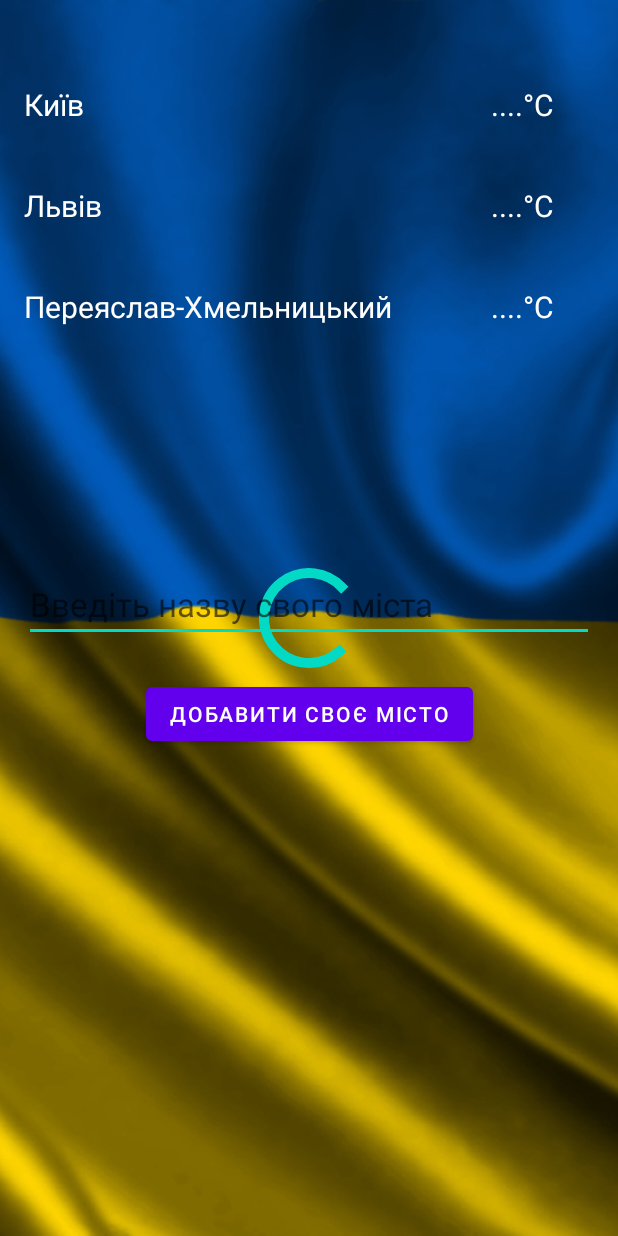
After one commit to seriousesem/CurrentWeather, an Android app: the layout activity_weather.xml on its own in the app's theme, with its tools: preview values and no code run, on a phone screen of 412 x 824 dp. The commit adds this screen. Run offline under Robolectric (Android 15) with nearby library versions, the phone set to English and light mode, and no system bars.

Commit message:
created weatherViewModel

```diff
--- a/app/build.gradle
+++ b/app/build.gradle
@@ -68,6 +68,7 @@ dependencies {
     // Swipe Refresh
     implementation "androidx.swiperefreshlayout:swiperefreshlayout:$rootProject.swipeRefresh"
 
+    implementation 'androidx.fragment:fragment-ktx:1.4.1'
     implementation 'androidx.core:core-ktx:1.7.0'
     implementation 'androidx.appcompat:appcompat:1.4.1'
     implementation 'com.google.android.material:material:1.5.0'
--- a/app/src/main/java/com/serioussem/currentweather/data/cache/WeatherDataBase.kt
+++ b/app/src/main/java/com/serioussem/currentweather/data/cache/WeatherDataBase.kt
@@ -6,7 +6,8 @@ import com.serioussem.currentweather.data.model.DataBaseModel
 
 @Database(
     entities = [DataBaseModel::class],
-    version = 1
+    version = 1,
+    exportSchema = false
 )
 abstract class WeatherDataBase : RoomDatabase() {
     abstract fun weatherDao(): WeatherDao
--- a/app/src/main/java/com/serioussem/currentweather/data/cloud/CloudDataSource.kt
+++ b/app/src/main/java/com/serioussem/currentweather/data/cloud/CloudDataSource.kt
@@ -16,8 +16,8 @@ class CloudDataSource @Inject constructor(
             val response = weatherApi.fetchWeather(city = city)
             val responseBody = response.body()
             if (response.isSuccessful && responseBody != null){
-                val temperature = responseBody.main.temperature
-                BaseResult.Success(WeatherModel(city = city, temperature = temperature))
+                val weather = WeatherModel(city = city, temperature = responseBody.main.temperature)
+                BaseResult.Success(weather)
             }else {
                 BaseResult.Error(Failure(response.code(), response.message()))
             }
--- a/app/src/main/java/com/serioussem/currentweather/domain/core/BaseResult.kt
+++ b/app/src/main/java/com/serioussem/currentweather/domain/core/BaseResult.kt
@@ -2,6 +2,6 @@ package com.serioussem.currentweather.domain.core
 
 sealed class BaseResult<out T: Any, out E: Any> {
 
-    data class Success<T: Any>(private val data: T): BaseResult<T, Nothing>()
-    data class Error<E: Any>(private val error: E): BaseResult<Nothing, E>()
+    data class Success<T: Any>(val data: T): BaseResult<T, Nothing>()
+    data class Error<E: Any>(val error: E): BaseResult<Nothing, E>()
 }
--- a/app/src/main/java/com/serioussem/currentweather/domain/core/Failure.kt
+++ b/app/src/main/java/com/serioussem/currentweather/domain/core/Failure.kt
@@ -1,6 +1,6 @@
 package com.serioussem.currentweather.domain.core
 
 data class Failure(
-    private val code: Int,
-    private val message: String
+    val code: Int,
+    val message: String
 )
--- a/app/src/main/java/com/serioussem/currentweather/domain/model/WeatherModel.kt
+++ b/app/src/main/java/com/serioussem/currentweather/domain/model/WeatherModel.kt
@@ -2,6 +2,6 @@ package com.serioussem.currentweather.domain.model
 
 
 data class WeatherModel(
-    private val city: String,
-    private val temperature: Double
+    private val city: String = "",
+    private val temperature: Double = 0.0
 )
--- /dev/null
+++ b/app/src/main/res/layout/activity_weather.xml
@@ -0,0 +1,180 @@
+<?xml version="1.0" encoding="utf-8"?>
+
+<androidx.swiperefreshlayout.widget.SwipeRefreshLayout xmlns:android="http://schemas.android.com/apk/res/android"
+    xmlns:app="http://schemas.android.com/apk/res-auto"
+    xmlns:tools="http://schemas.android.com/tools"
+    android:id="@+id/swipe_refresh_container"
+    android:layout_width="match_parent"
+    android:layout_height="match_parent">
+
+    <androidx.constraintlayout.widget.ConstraintLayout
+        android:id="@+id/main_container"
+        android:layout_width="match_parent"
+        android:layout_height="match_parent"
+        android:background="@drawable/ukraine_logo"
+        android:padding="@dimen/margin_16dp"
+        tools:context=".presentation.screen.WeatherActivity">
+
+        <ProgressBar
+            android:id="@+id/progress_bar"
+            android:layout_width="80dp"
+            android:layout_height="80dp"
+
+            app:layout_constraintBottom_toBottomOf="parent"
+            app:layout_constraintEnd_toEndOf="parent"
+            app:layout_constraintStart_toStartOf="parent"
+            app:layout_constraintTop_toTopOf="parent" />
+
+        <androidx.constraintlayout.widget.ConstraintLayout
+            android:id="@+id/content_container"
+            android:layout_width="match_parent"
+            android:layout_height="match_parent"
+            android:visibility="visible"
+            app:layout_constraintBottom_toBottomOf="parent"
+            app:layout_constraintEnd_toEndOf="parent"
+            app:layout_constraintStart_toStartOf="parent"
+            app:layout_constraintTop_toTopOf="parent">
+
+            <LinearLayout
+                android:id="@+id/first_sity_container"
+                android:layout_width="match_parent"
+                android:layout_height="wrap_content"
+                android:layout_marginVertical="@dimen/margin_40dp"
+                android:orientation="horizontal"
+                app:layout_constraintEnd_toEndOf="parent"
+                app:layout_constraintStart_toStartOf="parent"
+                app:layout_constraintTop_toTopOf="parent">
+
+                <TextView
+                    android:id="@+id/first_city_name"
+                    android:layout_width="0dp"
+                    android:layout_height="wrap_content"
+                    android:layout_weight="3"
+                    android:text="@string/first_sity_name"
+                    android:textColor="@color/white"
+                    android:textSize="@dimen/font_size_20sp"
+                    app:layout_constraintBaseline_toBaselineOf="@+id/text_first_city_temperature"
+                    app:layout_constraintEnd_toStartOf="@+id/first_sity_weather_logo"
+                    app:layout_constraintStart_toStartOf="parent" />
+
+                <TextView
+                    android:id="@+id/text_first_city_temperature"
+                    android:layout_width="0dp"
+                    android:layout_height="wrap_content"
+                    android:layout_weight="1"
+                    android:gravity="center"
+                    android:text="@string/temperature"
+                    android:textColor="@color/white"
+                    android:textSize="@dimen/font_size_20sp"
+                    app:layout_constraintEnd_toEndOf="@+id/text_second_city_temperature"
+                    app:layout_constraintStart_toEndOf="@+id/first_city_name"
+                    app:layout_constraintTop_toTopOf="@+id/first_sity_weather_logo" />
+
+            </LinearLayout>
+
+            <LinearLayout
+                android:id="@+id/second_sity_container"
+                android:layout_width="match_parent"
+                android:layout_height="wrap_content"
+                android:layout_marginVertical="@dimen/margin_40dp"
+                android:orientation="horizontal"
+                app:layout_constraintEnd_toEndOf="parent"
+                app:layout_constraintStart_toStartOf="parent"
+                app:layout_constraintTop_toBottomOf="@+id/first_sity_container">
+
+                <TextView
+                    android:id="@+id/second_city_name"
+                    android:layout_width="0dp"
+                    android:layout_height="wrap_content"
+                    android:layout_weight="3"
+                    android:text="@string/second_sity_name"
+                    android:textColor="@color/white"
+                    android:textSize="@dimen/font_size_20sp"
+                    app:layout_constraintBaseline_toBaselineOf="@+id/text_second_city_temperature"
+                    app:layout_constraintEnd_toStartOf="@+id/second_sity_weather_logo"
+                    app:layout_constraintStart_toStartOf="parent" />
+
+                <TextView
+                    android:id="@+id/text_second_city_temperature"
+                    android:layout_width="0dp"
+                    android:layout_height="wrap_content"
+                    android:layout_weight="1"
+                    android:gravity="center"
+                    android:text="@string/temperature"
+                    android:textColor="@color/white"
+                    android:textSize="@dimen/font_size_20sp"
+                    app:layout_constraintEnd_toEndOf="@+id/user_sity_temperature"
+                    app:layout_constraintStart_toEndOf="@+id/second_city_name"
+                    app:layout_constraintTop_toTopOf="@+id/second_sity_weather_logo" />
+
+            </LinearLayout>
+
+            <LinearLayout
+                android:id="@+id/user_sity_container"
+                android:layout_width="match_parent"
+                android:layout_height="wrap_content"
+                android:layout_marginVertical="@dimen/margin_40dp"
+                android:orientation="horizontal"
+                app:layout_constraintEnd_toEndOf="parent"
+                app:layout_constraintStart_toStartOf="parent"
+                app:layout_constraintTop_toBottomOf="@+id/second_sity_container">
+
+                <TextView
+                    android:id="@+id/text_custom_city"
+                    android:layout_width="0dp"
+                    android:layout_height="wrap_content"
+                    android:layout_weight="3"
+                    android:text="@string/user_sity_name"
+                    android:textColor="@color/white"
+                    android:textSize="@dimen/font_size_20sp"
+                    app:layout_constraintBaseline_toBaselineOf="@+id/user_sity_temperature"
+                    app:layout_constraintEnd_toStartOf="@+id/image_weather"
+                    app:layout_constraintStart_toStartOf="parent"
+                    tools:text="Переяслав-Хмельницький" />
+
+                <TextView
+                    android:id="@+id/text_custom_city_temperature"
+                    android:layout_width="0dp"
+                    android:layout_height="wrap_content"
+                    android:layout_gravity="center"
+                    android:layout_weight="1"
+                    android:gravity="center"
+                    android:text="@string/temperature"
+                    android:textColor="@color/white"
+                    android:textSize="@dimen/font_size_20sp"
+                    app:layout_constraintEnd_toEndOf="@+id/image_weather"
+                    app:layout_constraintStart_toStartOf="@+id/set_user_sity_button"
+                    app:layout_constraintTop_toTopOf="@+id/image_weather" />
+
+            </LinearLayout>
+
+            <EditText
+                android:id="@+id/edit_custom_city"
+                android:layout_width="0dp"
+                android:layout_height="wrap_content"
+                android:layout_marginTop="@dimen/margin_160dp"
+                android:autofillHints=""
+                android:hint="@string/enter_your_sity_name"
+                android:inputType="text"
+                android:textSize="@dimen/font_size_22sp"
+                app:layout_constraintEnd_toEndOf="parent"
+                app:layout_constraintHorizontal_bias="0.0"
+                app:layout_constraintStart_toStartOf="parent"
+                app:layout_constraintTop_toBottomOf="@+id/user_sity_container"
+                tools:ignore="TextContrastCheck" />
+
+            <Button
+                android:id="@+id/btn_update_custom_city"
+                android:layout_width="wrap_content"
+                android:layout_height="0dp"
+                android:layout_marginTop="24dp"
+                android:text="@string/add_your_sity_name"
+                app:layout_constraintEnd_toEndOf="parent"
+                app:layout_constraintStart_toStartOf="parent"
+                app:layout_constraintTop_toBottomOf="@+id/edit_custom_city" />
+
+        </androidx.constraintlayout.widget.ConstraintLayout>
+
+
+    </androidx.constraintlayout.widget.ConstraintLayout>
+</androidx.swiperefreshlayout.widget.SwipeRefreshLayout>
--- a/app/src/main/res/values/strings.xml
+++ b/app/src/main/res/values/strings.xml
@@ -1,7 +1,15 @@
 <resources>
     <string name="app_name">Temperature</string>
-    <string name="no_internet_connection_message">No internet connection</string>
-    <string name="server_not_response">Server is not responding</string>
+    <string name="no_internet_connection_message">Помилка підключення до інтернета</string>
+    <string name="server_not_response">Сервер не відповідає</string>
     <string name="other_error">other_error</string>
+    <string name="first_sity_name">Київ</string>
+    <string name="temperature">....°C</string>
+    <string name="weather_logo">Картинка погоди</string>
+    <string name="second_sity_name">Львів</string>
+    <string name="user_sity_name">Твоє місто</string>
+    <string name="enter_your_sity_name">Введіть назву свого міста</string>
+    <string name="add_your_sity_name">Добавити своє місто</string>
+    <string name="city_not_found">Місто не знайдено</string>
 
 </resources>
--- a/gradle.properties
+++ b/gradle.properties
@@ -15,6 +15,7 @@ org.gradle.jvmargs=-Xmx2048m -Dfile.encoding=UTF-8
 # Android operating system, and which are packaged with your app"s APK
 # https://developer.android.com/topic/libraries/support-library/androidx-rn
 android.useAndroidX=true
+android.enableJetifier=true
 # Kotlin code style for this project: "official" or "obsolete":
 kotlin.code.style=official
 # Enables namespacing of each library's R class so that its R class includes only the
```
Also changed, not shown: app/src/main/java/com/serioussem/currentweather/data/cache/CacheDataSource.kt (+7 -7 lines), app/src/main/java/com/serioussem/currentweather/data/di/CoreModule.kt (+15 -1 lines), app/src/main/java/com/serioussem/currentweather/data/repository/WeatherDataRepository.kt (deleted, +0 -59 lines), app/src/main/java/com/serioussem/currentweather/data/repository/WeatherRepositoryImpl.kt (added, +23 -0 lines), app/src/main/java/com/serioussem/currentweather/presentation/WeatherActivity.kt (+10 -2 lines), app/src/main/java/com/serioussem/currentweather/presentation/WeatherViewModel.kt (added, +66 -0 lines), app/src/main/res/layout/activity_main.xml (deleted, +0 -18 lines), app/src/main/res/values/dimens.xml (added, +24 -0 lines), app/src/main/res/drawable-v24/ukraine_logo.jpg (added).
